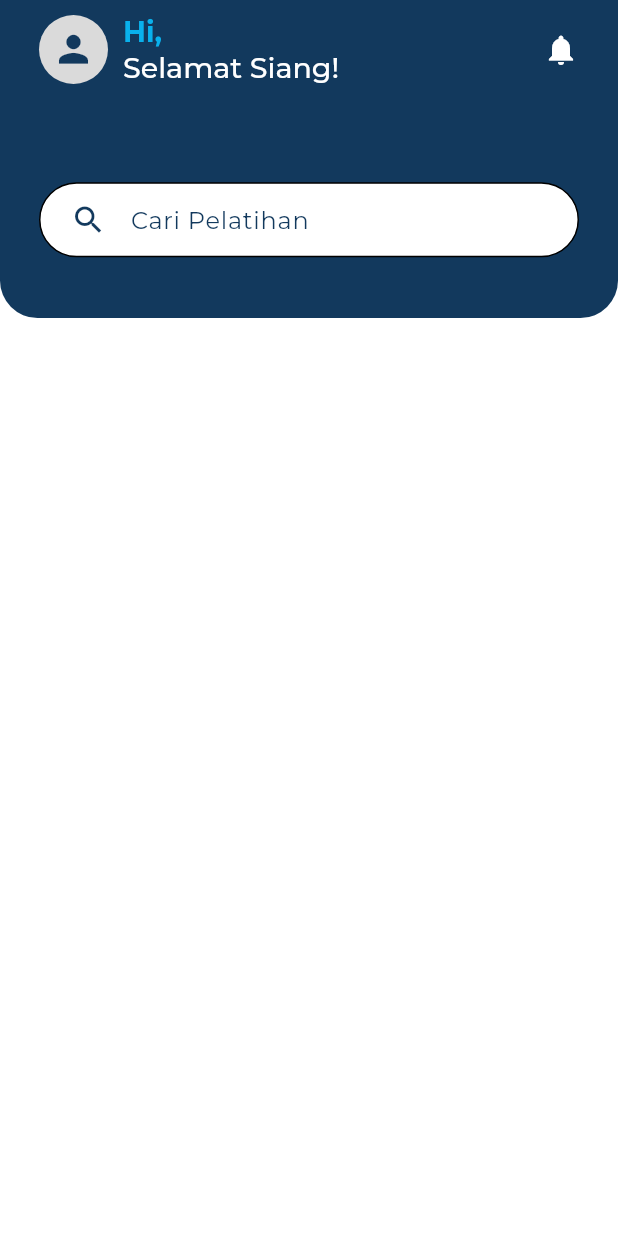
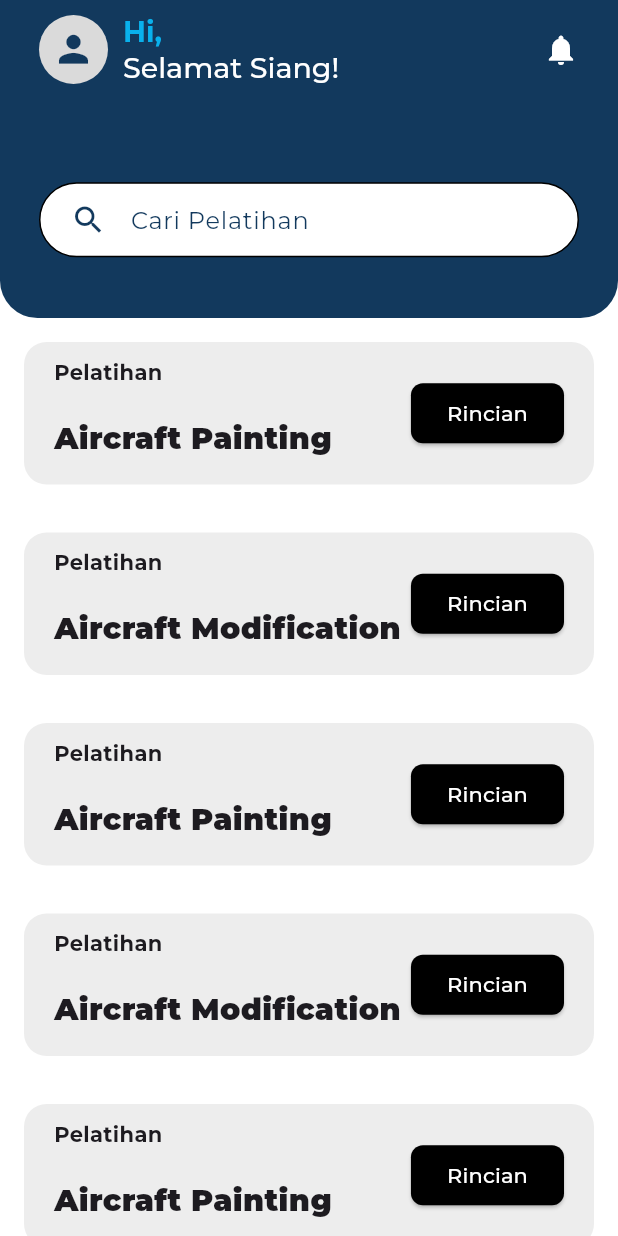
Before and after one commit to Megane-Team/aerolearn_app, a Flutter app: the screen it shows after launch, on a phone screen of 412 x 824 dp. Run offline on Flutter 3.47's test engine with Material 3 defaults, Android fonts, the phone set to English and light mode, and no system bars; our stand-ins replace flutter_dash, go_router, google_fonts, table_calendar, wtf_sliding_sheet; missing offline and left inert: flutter_datetime_format.

Commit message:
fixed:UI/beranda:80%

```diff
--- a/lib/page/beranda.dart
+++ b/lib/page/beranda.dart
@@ -99,6 +99,78 @@ class _BerandaState extends State<Beranda> {
               ),
             ),
           )),
+      body: Column(
+        children: [
+          Expanded(
+              child: ListView.builder(
+                itemCount: training.length,
+                itemBuilder: (context, index) {
+                  var detailTraining = training[index];
+                  return Padding(
+                    padding: const EdgeInsets.all(16.0),
+                    child: Container(
+                        padding:
+                        const EdgeInsets.symmetric(horizontal: 20, vertical: 10),
+                        width: MediaQuery.of(context).size.width * 0.7,
+                        height: 95,
+                        decoration: BoxDecoration(
+                          color: const Color(0xffEDEDED),
+                          borderRadius: BorderRadius.circular(15),
+                        ),
+                        child: Row(
+                          mainAxisAlignment: MainAxisAlignment.spaceBetween,
+                          children: [
+                            Column(
+                              crossAxisAlignment: CrossAxisAlignment.start,
+                              children: [
+                                const Text(
+                                  'Pelatihan',
+                                  style: TextStyle(
+                                    fontSize: 14,
+                                    fontWeight: FontWeight.bold,
+                                  ),
+                                ),
+                                const SizedBox(height: 20),
+                                Text(
+                                  detailTraining['jenis_latihan']!,
+                                  style: const TextStyle(
+                                    fontSize: 20,
+                                    fontWeight: FontWeight.w900,
+                                  ),
+                                ),
+                              ],
+                            ),
+                            ElevatedButton(
+                              onPressed: () {
+                                // Add your onPressed code here!
+                              },
+                              style: ElevatedButton.styleFrom(
+                                backgroundColor: Colors.black,
+                                foregroundColor: Colors.white,
+                                shape: RoundedRectangleBorder(
+                                  borderRadius: BorderRadius.circular(8),
+                                ),
+                              ),
+                              child: const Text('Rincian'),
+                            ),
+                          ],
+                        )),
+                  );
+                },
+              ))
+        ],
+      ),
     );
   }
 }
+
+List<Map<String, String>> training = [
+  {'jenis_latihan': 'Aircraft Painting'},
+  {'jenis_latihan': 'Aircraft Modification'},
+  {'jenis_latihan': 'Aircraft Painting'},
+  {'jenis_latihan': 'Aircraft Modification'},
+  {'jenis_latihan': 'Aircraft Painting'},
+  {'jenis_latihan': 'Aircraft Modification'},
+  {'jenis_latihan': 'Aircraft Painting'},
+  {'jenis_latihan': 'Aircraft Modification'},
+];
```
